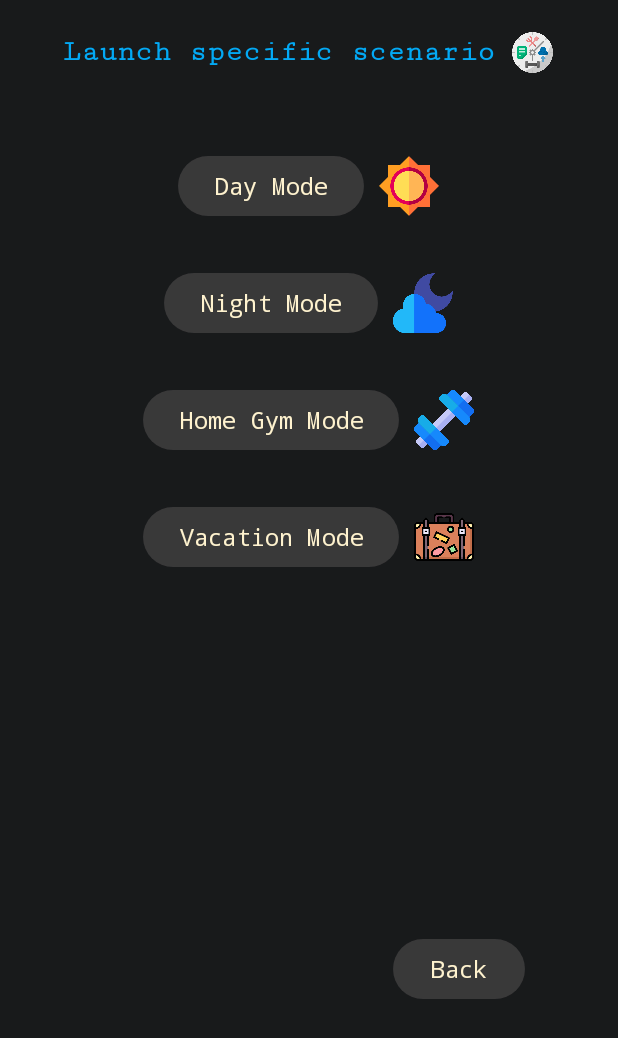
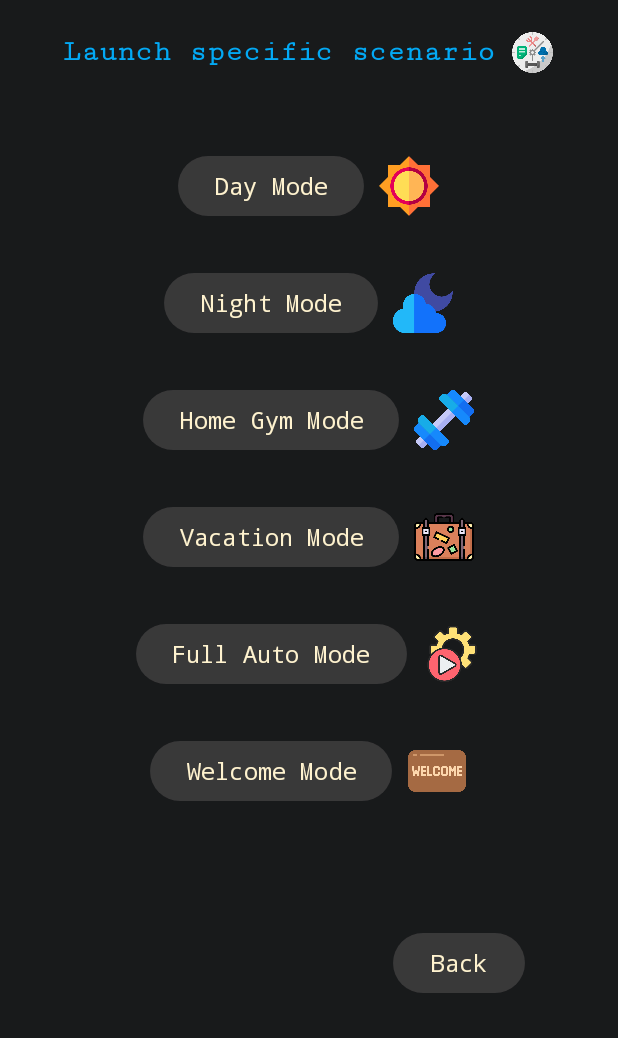
Before and after one commit to grebano/Smart_Home, an Android app: the AutomationsActivity screen opened directly, with no data from a screen before it, on a phone screen of 412 x 824 dp. Shown: the top 1038 px of the screen. Run offline under Robolectric (Android 15) with nearby library versions, the phone set to English and light mode, and no system bars; 2 statements that could not run were skipped.

Commit message:
update code - added full auto mode and welcome mode in AutomationsActivity

```diff
--- a/Android_app/SmartHome/app/src/main/java/com/maiot/smarthome/Activities/AutomationsActivity.java
+++ b/Android_app/SmartHome/app/src/main/java/com/maiot/smarthome/Activities/AutomationsActivity.java
@@ -27,6 +27,8 @@ public class AutomationsActivity extends AppCompatActivity {
     private Button bttNightMode = null;
     private Button bttHomeGymMode = null;
     private Button bttVacationMode = null;
+    private Button bttFullAutoMode = null;
+    private Button bttWelcomeMode = null;
 
     // bottone per tornare alla main activity
     private Button bttAutomationsBack = null;
@@ -63,8 +65,14 @@ public class AutomationsActivity extends AppCompatActivity {
         homeGymMode();
         bttVacationMode = findViewById(R.id.bttVacationMode);
         vacationMode();
+        bttFullAutoMode = findViewById(R.id.bttFullAutoMode);
+        fullAutoMode();
+        bttWelcomeMode = findViewById(R.id.bttWelcomeMode);
+        welcomeMode();
+
         bttAutomationsBack = findViewById((R.id.bttAutomationsBack));
         goBackButton();
+
 
     }
 
@@ -150,6 +158,45 @@ public class AutomationsActivity extends AppCompatActivity {
     }
 
     /**
+     * Metodo che gestisce il click sul bottone per la "full auto mode"
+     */
+    private void fullAutoMode() {
+        bttFullAutoMode.setOnClickListener(view -> {
+            if (thereAreAvailableDevices()) {
+                // visualizzazione a schermo
+                Toast.makeText(AutomationsActivity.this, R.string.FULL_AUTO_MODE_ON, Toast.LENGTH_SHORT).show();
+
+                // si controlla che il servizio stia girando, nel caso lo si arresta
+                stopAllServices();
+
+                // si controlla che il servizio stia girando, in caso contrario lo si avvia
+                startAllServices();
+            }
+        });
+    }
+
+    /**
+     * Metodo che gestisce il click sul bottone per la "welcome mode"
+     */
+    private void welcomeMode() {
+        bttWelcomeMode.setOnClickListener(view -> {
+            if (thereAreAvailableDevices()) {
+                // visualizzazione a schermo
+                Toast.makeText(AutomationsActivity.this, R.string.WELCOME_MODE_ON, Toast.LENGTH_SHORT).show();
+
+                // si controlla che il servizio stia girando, nel caso lo si arresta
+                stopAllServices();
+
+                // apertura tapparelle e accensione luci
+                openAllShutters();
+
+                turnOnAllLights();
+            }
+        });
+    }
+
+
+    /**
      * Metodo che gestisce il click sul bottone per tornare alla schermata precedente
      */
     private void goBackButton(){
@@ -163,7 +210,6 @@ public class AutomationsActivity extends AppCompatActivity {
      */
     private boolean thereAreAvailableDevices()
     {
-
         boolean shutters = deviceList.checkShutterCount(this, true) > 0;
         boolean lamps = deviceList.checkLightsCount(this, true) > 0;
         return (lamps || shutters);
--- a/Android_app/SmartHome/app/src/main/res/layout/automations.xml
+++ b/Android_app/SmartHome/app/src/main/res/layout/automations.xml
@@ -168,6 +168,70 @@
 
     </LinearLayout>
 
+    <!-- Layout modalità full auto -->
+    <LinearLayout
+        android:layout_width="match_parent"
+        android:layout_height="wrap_content"
+        android:orientation="horizontal"
+        android:layout_marginTop="30dp"
+        android:gravity="center"
+        android:visibility="visible">
+
+        <!-- Bottone per la modalità full auto -->
+        <Button
+            android:id="@+id/bttFullAutoMode"
+            android:layout_width="wrap_content"
+            android:layout_height="wrap_content"
+            android:backgroundTint="@color/ButtonBackground"
+            android:text="Full Auto Mode"
+            android:textSize="15dp"
+            android:textColor="@color/textColor"
+            android:fontFamily="monospace"
+            />
+
+        <!-- Immagine modalità full auto -->
+        <ImageView
+            android:id="@+id/imgFullAutoMode"
+            android:layout_width="40dp"
+            android:layout_height="40dp"
+            android:src="@drawable/automatic"
+            android:layout_marginLeft="10dp"
+            android:visibility="visible"
+            />
+    </LinearLayout>
+
+    <!-- Layout modalità benvenuto -->
+    <LinearLayout
+        android:layout_width="match_parent"
+        android:layout_height="wrap_content"
+        android:orientation="horizontal"
+        android:layout_marginTop="30dp"
+        android:gravity="center"
+        android:visibility="visible">
+
+        <!-- Bottone per la modalità benvenuto -->
+        <Button
+            android:id="@+id/bttWelcomeMode"
+            android:layout_width="wrap_content"
+            android:layout_height="wrap_content"
+            android:backgroundTint="@color/ButtonBackground"
+            android:text="Welcome Mode"
+            android:textSize="15dp"
+            android:textColor="@color/textColor"
+            android:fontFamily="monospace"
+            />
+
+        <!-- Immagine modalità benvenuto -->
+        <ImageView
+            android:id="@+id/imgWelcomeMode"
+            android:layout_width="40dp"
+            android:layout_height="40dp"
+            android:src="@drawable/welcome"
+            android:layout_marginLeft="10dp"
+            android:visibility="visible"
+            />
+    </LinearLayout>
+
     <!-- Bottone per tornare indietro -->
     <Button
         android:id="@+id/bttAutomationsBack"
@@ -179,7 +243,7 @@
         android:fontFamily="monospace"
         android:clickable="true"
         android:backgroundTint="@color/ButtonBackground"
-        android:layout_marginTop="240dp"
+        android:layout_marginTop="80dp"
         android:layout_marginLeft="100dp"/>
 
 </LinearLayout>
--- a/Android_app/SmartHome/app/src/main/res/values/strings.xml
+++ b/Android_app/SmartHome/app/src/main/res/values/strings.xml
@@ -22,6 +22,8 @@
     <string name="NIGHT_MODE_ON">Night mode activated!</string>
     <string name="HOME_GYM_MODE_ON">Home gym mode activated!</string>
     <string name="VACATION_MODE_ON">Vacation mode activated!</string>
+    <string name="FULL_AUTO_MODE_ON">Full Auto mode activated!</string>
+    <string name="WELCOME_MODE_ON">Welcome mode deactivated!</string>
 
     <!-- Errors -->
     <string name="NULL_OBJECT">Trying to access to a null object</string>
```
Also changed, not shown: Android_app/SmartHome/app/src/main/res/drawable/automatic.png (added), Android_app/SmartHome/app/src/main/res/drawable/welcome.png (added).
